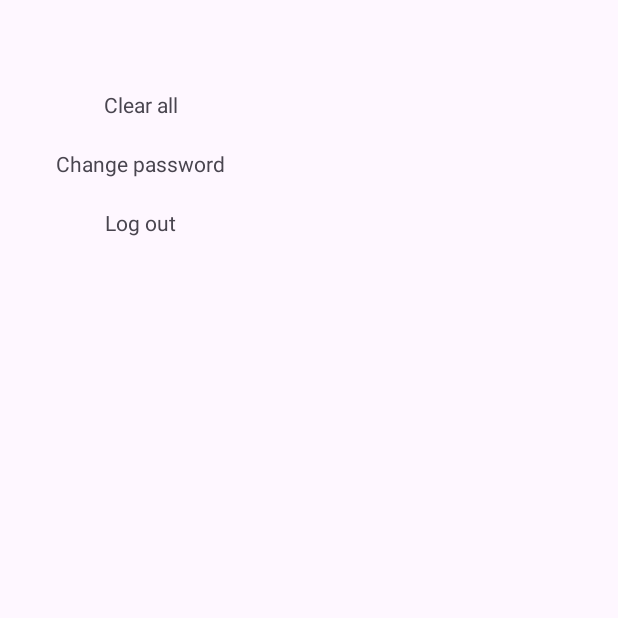
After one commit to SandroK0/toDoList, an Android app: the menuFragment screen opened through its navigation route, on a phone screen of 412 x 824 dp, the top half of it. The commit adds this screen. Run offline under Robolectric (Android 15) with nearby library versions, the phone set to English and light mode, and no system bars; our stand-ins replace Firebase (no records; nobody signed in at launch, a user with empty details on screens opened directly).

Commit message:
Menu added with three new functions(Logout,ChangePassword, Clear all tasks).

```diff
--- a/app/src/main/java/com/example/finalproject/Profile.kt
+++ b/app/src/main/java/com/example/finalproject/Profile.kt
@@ -6,7 +6,10 @@ import android.os.Bundle
 import android.widget.EditText
 import android.widget.ImageButton
 import android.widget.ImageView
+import android.widget.MediaController
 import android.widget.Toast
+import androidx.navigation.NavController
+import androidx.navigation.fragment.NavHostFragment
 import com.google.android.gms.tasks.Task
 import com.google.firebase.auth.FirebaseAuth
 import com.google.firebase.auth.ktx.auth
@@ -18,7 +21,7 @@ import com.google.firebase.ktx.Firebase
 class Profile : AppCompatActivity() {
 
 
-
+    private lateinit var navController: NavController
     private val auth = FirebaseAuth.getInstance()
 
 
@@ -27,7 +30,9 @@ class Profile : AppCompatActivity() {
 
         setContentView(R.layout.activity_profile)
 
-        // რაღაცა გავტესტე ამ კომენტარით
+        val navHostFragment = supportFragmentManager
+            .findFragmentById(R.id.mainFragment) as NavHostFragment
+        navController = navHostFragment.navController
 
 
 
--- a/app/src/main/java/com/example/finalproject/fragments/MainFragment.kt
+++ b/app/src/main/java/com/example/finalproject/fragments/MainFragment.kt
@@ -79,7 +79,7 @@ class MainFragment : Fragment() {
 
         //------------------------------------------------------
 
-        val test = view.findViewById<TextView>(R.id.menuBtn)
+        val menuBtn = view.findViewById<TextView>(R.id.menuBtn)
 
 
         // იღებს Data-ს realtime database-დან  და ათავსებს recycler view-ში
@@ -120,17 +120,10 @@ class MainFragment : Fragment() {
 
 
 
-//        test.setOnClickListener {
-//            var text = ""
-//            if (toDoList.isEmpty()){
-//                text = "clear"
-//            }else{
-//                text = toDoList[0].toString()
-//            }
-//
-//                Toast.makeText(context,text,Toast.LENGTH_SHORT).show()
-//        }
-
+        menuBtn.setOnClickListener {
+            val showPopOp = menuFragment()
+            showPopOp.show((activity as AppCompatActivity).supportFragmentManager,"showPopUp")
+        }
 
 
 
--- /dev/null
+++ b/app/src/main/java/com/example/finalproject/fragments/menuFragment.kt
@@ -0,0 +1,77 @@
+package com.example.finalproject.fragments
+
+import android.content.Intent
+import android.os.Bundle
+import android.view.LayoutInflater
+import android.view.View
+import android.view.ViewGroup
+import android.widget.TextView
+import androidx.fragment.app.DialogFragment
+import androidx.navigation.NavController
+import androidx.navigation.findNavController
+import androidx.navigation.fragment.findNavController
+import com.example.finalproject.Profile
+import com.example.finalproject.R
+import com.example.finalproject.auth.MainActivity
+import com.google.firebase.auth.FirebaseAuth
+import com.google.firebase.database.ktx.database
+import com.google.firebase.ktx.Firebase
+
+
+class menuFragment : DialogFragment() {
+
+    override fun onCreateView(
+        inflater: LayoutInflater, container: ViewGroup?,
+        savedInstanceState: Bundle?
+    ): View? {
+        // Inflate the layout for this fragment
+        return inflater.inflate(R.layout.fragment_menu, container, false)
+    }
+
+
+    override fun onViewCreated(view: View, savedInstanceState: Bundle?) {
+
+        super.onViewCreated(view, savedInstanceState)
+
+        //Firebase
+
+        val auth = FirebaseAuth.getInstance()
+        val currentuser = auth.currentUser?.uid!!
+
+        var database = Firebase.database.getReference("users").child(currentuser)
+        //-------------------------------
+
+
+
+
+        //variables
+        val changepassBtn = view.findViewById<TextView>(R.id.changepassBtn)
+        val logoutBtn = view.findViewById<TextView>(R.id.logoutBtn)
+        val clear = view.findViewById<TextView>(R.id.clearBtn)
+
+        //--------------
+
+
+
+        clear.setOnClickListener {
+            database.removeValue()
+        }
+
+        logoutBtn.setOnClickListener {
+            auth.signOut()
+            startActivity(Intent(context,MainActivity::class.java))
+        }
+        changepassBtn.setOnClickListener {
+            findNavController().navigate(R.id.action_mainFragment_to_changePassword)
+            dismiss()
+        }
+
+
+
+//        Toast.makeText(context,currentuser, Toast.LENGTH_SHORT).show()
+
+    }
+
+
+
+}
--- a/app/src/main/res/layout/fragment_main.xml
+++ b/app/src/main/res/layout/fragment_main.xml
@@ -5,7 +5,6 @@
     android:layout_width="match_parent"
     android:layout_height="match_parent"
     tools:context=".fragments.MainFragment"
-    tools:viewBindingIgnore="false"
     android:padding="0dp"
     android:background="#ECECEB"
     >
--- /dev/null
+++ b/app/src/main/res/layout/fragment_menu.xml
@@ -0,0 +1,53 @@
+<?xml version="1.0" encoding="utf-8"?>
+<androidx.constraintlayout.widget.ConstraintLayout xmlns:android="http://schemas.android.com/apk/res/android"
+    xmlns:app="http://schemas.android.com/apk/res-auto"
+    xmlns:tools="http://schemas.android.com/tools"
+    android:layout_width="match_parent"
+    android:layout_height="match_parent"
+    tools:context=".fragments.menuFragment">
+
+
+    <androidx.constraintlayout.widget.ConstraintLayout
+        android:layout_width="187dp"
+        android:layout_height="244dp"
+        app:layout_constraintStart_toStartOf="parent"
+        app:layout_constraintTop_toTopOf="parent">
+
+
+        <TextView
+            android:id="@+id/changepassBtn"
+            android:layout_width="wrap_content"
+            android:layout_height="wrap_content"
+            android:layout_marginTop="20dp"
+            android:text="Change password"
+            app:layout_constraintEnd_toEndOf="parent"
+            app:layout_constraintHorizontal_bias="0.5"
+            app:layout_constraintStart_toStartOf="parent"
+            app:layout_constraintTop_toBottomOf="@+id/clearBtn" />
+
+        <TextView
+            android:id="@+id/clearBtn"
+            android:layout_width="wrap_content"
+            android:layout_height="wrap_content"
+            android:layout_marginTop="60dp"
+            android:text="Clear all"
+            app:layout_constraintEnd_toEndOf="parent"
+            app:layout_constraintHorizontal_bias="0.5"
+            app:layout_constraintStart_toStartOf="parent"
+            app:layout_constraintTop_toTopOf="parent" />
+
+        <TextView
+            android:id="@+id/logoutBtn"
+            android:layout_width="wrap_content"
+            android:layout_height="wrap_content"
+            android:layout_marginTop="20dp"
+            android:text="Log out"
+            app:layout_constraintEnd_toEndOf="parent"
+            app:layout_constraintHorizontal_bias="0.5"
+            app:layout_constraintStart_toStartOf="parent"
+            app:layout_constraintTop_toBottomOf="@+id/changepassBtn" />
+
+    </androidx.constraintlayout.widget.ConstraintLayout>
+
+
+</androidx.constraintlayout.widget.ConstraintLayout>
--- a/app/src/main/res/navigation/my_nav.xml
+++ b/app/src/main/res/navigation/my_nav.xml
@@ -12,6 +12,12 @@
         <action
             android:id="@+id/action_mainFragment_to_addItemFragment"
             app:destination="@id/addItemFragment" />
+        <action
+            android:id="@+id/action_mainFragment_to_menuFragment"
+            app:destination="@id/menuFragment" />
+        <action
+            android:id="@+id/action_mainFragment_to_changePassword"
+            app:destination="@id/changePassword" />
     </fragment>
     <fragment
         android:id="@+id/addItemFragment"
@@ -22,19 +28,25 @@
             android:id="@+id/action_addItemFragment_to_mainFragment"
             app:destination="@id/mainFragment" />
     </fragment>
-    <activity
-        android:id="@+id/mainActivity"
-        android:name="com.example.finalproject.auth.MainActivity"
-        android:label="activity_main"
-        tools:layout="@layout/activity_main" />
-    <activity
-        android:id="@+id/forgotPassword"
-        android:name="com.example.finalproject.auth.ForgotPassword"
-        android:label="activity_forgot_password"
-        tools:layout="@layout/activity_forgot_password" />
-    <activity
-        android:id="@+id/registerUser"
-        android:name="com.example.finalproject.auth.RegisterUser"
-        android:label="activity_register_user"
-        tools:layout="@layout/activity_register_user" />
+    <fragment
+        android:id="@+id/changePassword"
+        android:name="com.example.finalproject.fragments.ChangePassword"
+        android:label="fragment_change_password"
+        tools:layout="@layout/fragment_change_password" >
+        <action
+            android:id="@+id/action_changePassword_to_mainFragment"
+            app:destination="@id/mainFragment" />
+    </fragment>
+    <fragment
+        android:id="@+id/menuFragment"
+        android:name="com.example.finalproject.fragments.menuFragment"
+        android:label="fragment_menu"
+        tools:layout="@layout/fragment_menu" >
+        <action
+            android:id="@+id/action_menuFragment_to_changePassword"
+            app:destination="@id/changePassword" />
+        <action
+            android:id="@+id/action_menuFragment_to_mainFragment"
+            app:destination="@id/mainFragment" />
+    </fragment>
 </navigation>
```
Also changed, not shown: app/src/main/AndroidManifest.xml (+9 -4 lines), app/src/main/java/com/example/finalproject/fragments/ChangePassword.kt (added, +85 -0 lines), app/src/main/res/layout/fragment_change_password.xml (added, +55 -0 lines), app/src/main/res/layout/fragment_test.xml (deleted, +0 -14 lines).
